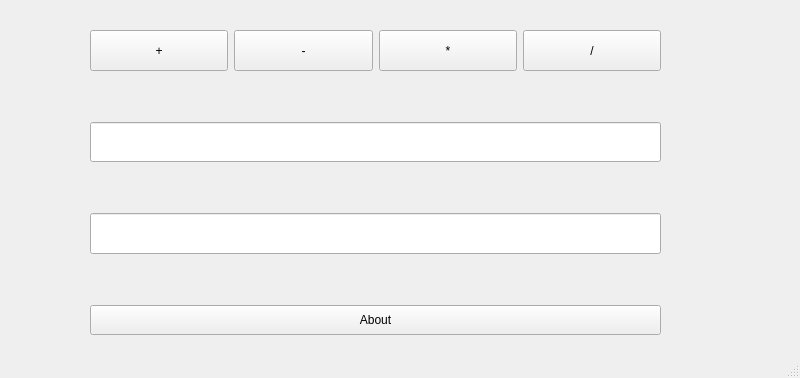
First picture: the form in AppDev_QtCreator/CH03_Design_App/QtGuiCalculator/mainwindow.ui, repository shermannatrix/qt5-dev, before the edit.
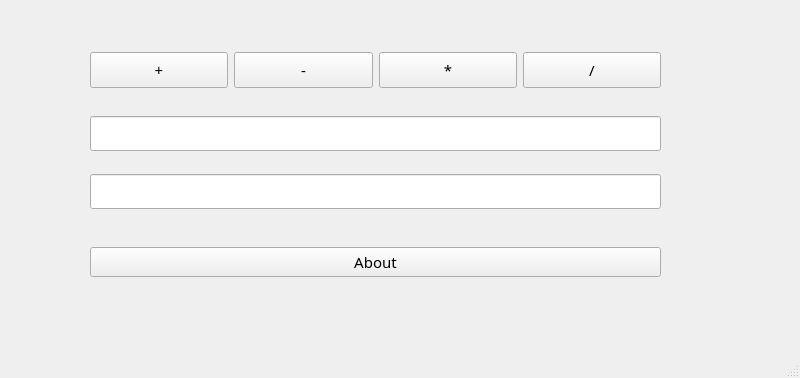
Second picture: the form after the edit.

```diff
--- a/AppDev_QtCreator/CH03_Design_App/QtGuiCalculator/mainwindow.ui
+++ b/AppDev_QtCreator/CH03_Design_App/QtGuiCalculator/mainwindow.ui
@@ -18,9 +18,9 @@
     <property name="geometry">
      <rect>
       <x>90</x>
-      <y>30</y>
+      <y>40</y>
       <width>571</width>
-      <height>305</height>
+      <height>251</height>
      </rect>
     </property>
     <layout class="QVBoxLayout" name="verticalLayout">
@@ -29,7 +29,7 @@
        <item>
         <widget class="QPushButton" name="plusButton">
          <property name="sizePolicy">
-          <sizepolicy hsizetype="Minimum" vsizetype="Preferred">
+          <sizepolicy hsizetype="Minimum" vsizetype="Fixed">
            <horstretch>0</horstretch>
            <verstretch>0</verstretch>
           </sizepolicy>
@@ -37,9 +37,15 @@
          <property name="minimumSize">
           <size>
            <width>0</width>
-           <height>30</height>
+           <height>36</height>
           </size>
          </property>
+         <property name="font">
+          <font>
+           <family>Avenir Next</family>
+           <pointsize>11</pointsize>
+          </font>
+         </property>
          <property name="text">
           <string>+</string>
          </property>
@@ -48,7 +54,7 @@
        <item>
         <widget class="QPushButton" name="minusButton">
          <property name="sizePolicy">
-          <sizepolicy hsizetype="Minimum" vsizetype="Preferred">
+          <sizepolicy hsizetype="Minimum" vsizetype="Fixed">
            <horstretch>0</horstretch>
            <verstretch>0</verstretch>
           </sizepolicy>
@@ -56,9 +62,15 @@
          <property name="minimumSize">
           <size>
            <width>0</width>
-           <height>30</height>
+           <height>36</height>
           </size>
          </property>
+         <property name="font">
+          <font>
+           <family>Avenir Next</family>
+           <pointsize>11</pointsize>
+          </font>
+         </property>
          <property name="text">
           <string>-</string>
          </property>
@@ -67,7 +79,7 @@
        <item>
         <widget class="QPushButton" name="timesButton">
          <property name="sizePolicy">
-          <sizepolicy hsizetype="Minimum" vsizetype="Preferred">
+          <sizepolicy hsizetype="Minimum" vsizetype="Fixed">
            <horstretch>0</horstretch>
            <verstretch>0</verstretch>
           </sizepolicy>
@@ -75,9 +87,15 @@
          <property name="minimumSize">
           <size>
            <width>0</width>
-           <height>30</height>
+           <height>36</height>
           </size>
          </property>
+         <property name="font">
+          <font>
+           <family>Avenir Next</family>
+           <pointsize>11</pointsize>
+          </font>
+         </property>
          <property name="text">
           <string>*</string>
          </property>
@@ -86,7 +104,7 @@
        <item>
         <widget class="QPushButton" name="divideButton">
          <property name="sizePolicy">
-          <sizepolicy hsizetype="Minimum" vsizetype="Preferred">
+          <sizepolicy hsizetype="Minimum" vsizetype="Fixed">
            <horstretch>0</horstretch>
            <verstretch>0</verstretch>
           </sizepolicy>
@@ -94,9 +112,15 @@
          <property name="minimumSize">
           <size>
            <width>0</width>
-           <height>30</height>
+           <height>36</height>
           </size>
          </property>
+         <property name="font">
+          <font>
+           <family>Avenir Next</family>
+           <pointsize>11</pointsize>
+          </font>
+         </property>
          <property name="text">
           <string>/</string>
          </property>
@@ -110,12 +134,12 @@
         <enum>Qt::Vertical</enum>
        </property>
        <property name="sizeType">
-        <enum>QSizePolicy::Minimum</enum>
+        <enum>QSizePolicy::Fixed</enum>
        </property>
        <property name="sizeHint" stdset="0">
         <size>
          <width>20</width>
-         <height>45</height>
+         <height>10</height>
         </size>
        </property>
       </spacer>
@@ -123,7 +147,7 @@
      <item>
       <widget class="QLineEdit" name="argument1Input">
        <property name="sizePolicy">
-        <sizepolicy hsizetype="Expanding" vsizetype="Preferred">
+        <sizepolicy hsizetype="Expanding" vsizetype="Fixed">
          <horstretch>0</horstretch>
          <verstretch>0</verstretch>
         </sizepolicy>
@@ -137,7 +161,7 @@
        <property name="font">
         <font>
          <family>Avenir Next</family>
-         <pointsize>11</pointsize>
+         <pointsize>14</pointsize>
         </font>
        </property>
       </widget>
@@ -148,12 +172,12 @@
         <enum>Qt::Vertical</enum>
        </property>
        <property name="sizeType">
-        <enum>QSizePolicy::Minimum</enum>
+        <enum>QSizePolicy::Fixed</enum>
        </property>
        <property name="sizeHint" stdset="0">
         <size>
          <width>20</width>
-         <height>45</height>
+         <height>5</height>
         </size>
        </property>
       </spacer>
@@ -161,7 +185,7 @@
      <item>
       <widget class="QLineEdit" name="argument2Input">
        <property name="sizePolicy">
-        <sizepolicy hsizetype="Expanding" vsizetype="Preferred">
+        <sizepolicy hsizetype="Expanding" vsizetype="Fixed">
          <horstretch>0</horstretch>
          <verstretch>0</verstretch>
         </sizepolicy>
@@ -172,6 +196,12 @@
          <height>35</height>
         </size>
        </property>
+       <property name="font">
+        <font>
+         <family>Avenir Next</family>
+         <pointsize>14</pointsize>
+        </font>
+       </property>
       </widget>
      </item>
      <item>
@@ -180,12 +210,12 @@
         <enum>Qt::Vertical</enum>
        </property>
        <property name="sizeType">
-        <enum>QSizePolicy::Minimum</enum>
+        <enum>QSizePolicy::Fixed</enum>
        </property>
        <property name="sizeHint" stdset="0">
         <size>
          <width>20</width>
-         <height>45</height>
+         <height>20</height>
         </size>
        </property>
       </spacer>
@@ -198,6 +228,12 @@
          <height>30</height>
         </size>
        </property>
+       <property name="font">
+        <font>
+         <family>Avenir Next</family>
+         <pointsize>11</pointsize>
+        </font>
+       </property>
        <property name="text">
         <string>About</string>
        </property>
```
